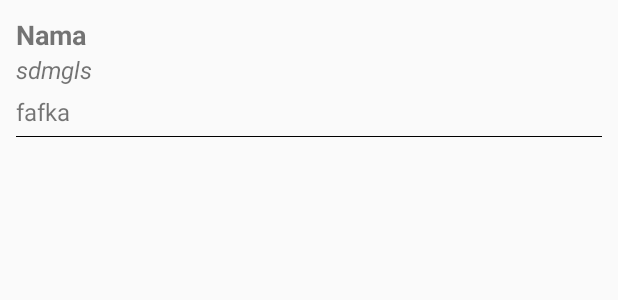
After one commit to Arabbertindik2/challenge2, an Android app: the layout pokedex_item.xml on its own in the app's theme, with its tools: preview values and no code run, on a phone screen of 412 x 824 dp. The commit adds this screen. Shown: the top 300 px of the screen. Run offline under Robolectric (Android 15) with nearby library versions, the phone set to English and light mode, and no system bars.

Commit message:
mendesign ulang

```diff
--- a/app/build.gradle
+++ b/app/build.gradle
@@ -24,6 +24,9 @@ android {
     }
 
 }
+androidExtensions {
+    experimental = true
+}
 
 dependencies {
     implementation fileTree(dir: 'libs', include: ['*.jar'])
@@ -32,6 +35,7 @@ dependencies {
     implementation 'androidx.core:core-ktx:1.2.0'
     implementation 'androidx.constraintlayout:constraintlayout:1.1.3'
     implementation 'androidx.viewpager2:viewpager2:1.0.0'
+    implementation "androidx.recyclerview:recyclerview:1.1.0"
     implementation 'com.google.android.material:material:1.2.0-alpha06'
     implementation 'androidx.legacy:legacy-support-v4:1.0.0'
     testImplementation 'junit:junit:4.12'
--- a/app/src/main/java/com/example/smkcodingchallange2/MainActivity.kt
+++ b/app/src/main/java/com/example/smkcodingchallange2/MainActivity.kt
@@ -8,12 +8,13 @@ import kotlinx.android.synthetic.main.activity_main.*
 
 class MainActivity : AppCompatActivity() {
 
-    val menuTeks = arrayOf("Teman", "Github", "profil")
+    val menuTeks = arrayOf("Teman", "profil")
     val manuIcon = arrayOf(R.drawable.ic_house, R.drawable.ic_information)
 
     override fun onCreate(savedInstanceState: Bundle?) {
         super.onCreate(savedInstanceState)
         setContentView(R.layout.activity_main)
+
         val adapter = ViewPagerAdapter(this)
         view_pager.setAdapter(adapter)
         TabLayoutMediator(
--- a/app/src/main/res/layout/activity_main.xml
+++ b/app/src/main/res/layout/activity_main.xml
@@ -13,7 +13,7 @@
         android:layout_height="0dp"
         android:layout_weight="1"/>
 
-    <view
+    <View
         android:layout_width="match_parent"
         android:layout_height="1.5dp"
         android:background="#F5f5f5"/>
--- /dev/null
+++ b/app/src/main/res/layout/pokedex_item.xml
@@ -0,0 +1,36 @@
+<?xml version="1.0" encoding="utf-8"?>
+<LinearLayout
+    xmlns:android="http://schemas.android.com/apk/res/android" android:layout_width="match_parent"
+    android:layout_height="match_parent"
+    android:orientation="vertical"
+    android:layout_margin="5dp"
+    android:padding="5dp">
+
+    <TextView
+        android:id="@+id/txtpokemonname"
+        android:layout_width="wrap_content"
+        android:layout_height="wrap_content"
+        android:text="Nama"
+        android:textStyle="bold"
+        android:textSize="18sp"/>
+
+    <TextView
+        android:id="@+id/txthp"
+        android:layout_width="wrap_content"
+        android:layout_height="wrap_content"
+        android:text="sdmgls"
+        android:textStyle="italic"
+        android:textSize="16dp" />
+
+    <TextView
+        android:layout_width="wrap_content"
+        android:layout_height="wrap_content"
+        android:text="fafka"
+        android:textSize="16sp"
+        android:layout_marginTop="6dp"/>
+    <View
+        android:layout_width="match_parent"
+        android:layout_height="0.5dp"
+        android:layout_marginTop="5dp"
+        android:background="#000000"/>
+</LinearLayout>
```
Also changed, not shown: app/src/main/res/layout/fragment_home.xml (+13 -5 lines).
